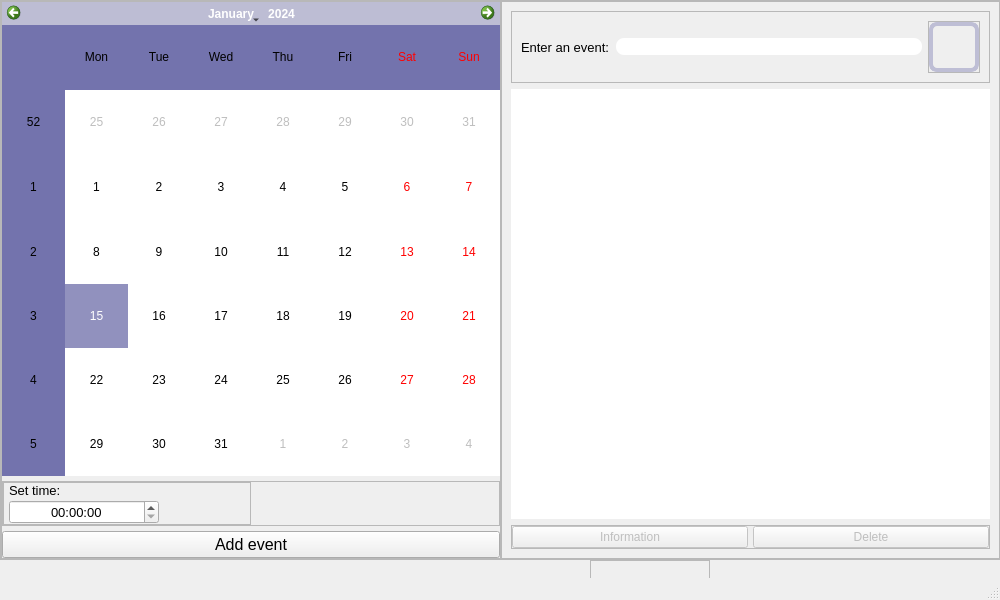
Qt form UI/calendar.ui (TmT4elovek/Everyday-Application) before a commit.
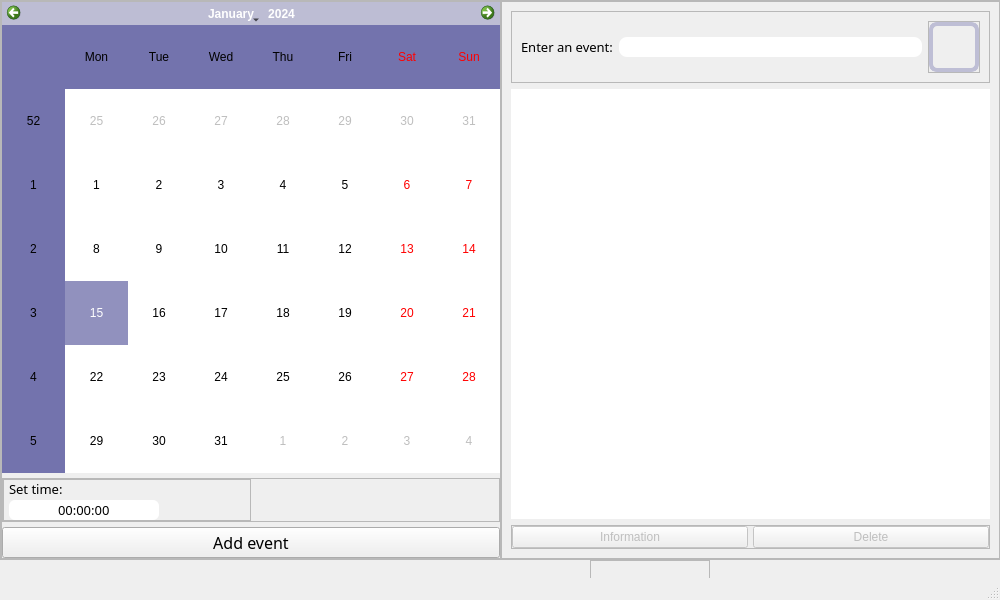
The same form after that commit. Icons and pictures are not drawn.

```diff
--- a/UI/calendar.ui
+++ b/UI/calendar.ui
@@ -171,9 +171,16 @@
                <widget class="QLabel" name="label_2">
                 <property name="font">
                  <font>
+                  <family>Segoe UI Black</family>
                   <pointsize>10</pointsize>
+                  <weight>10</weight>
+                  <italic>false</italic>
+                  <bold>false</bold>
                  </font>
                 </property>
+                <property name="styleSheet">
+                 <string notr="true">font: 87 10pt &quot;Segoe UI Black&quot;;</string>
+                </property>
                 <property name="text">
                  <string>Set time:</string>
                 </property>
@@ -189,12 +196,27 @@
                 </property>
                 <property name="font">
                  <font>
+                  <family>Segoe UI Black</family>
                   <pointsize>10</pointsize>
+                  <weight>10</weight>
+                  <italic>false</italic>
+                  <bold>false</bold>
                  </font>
                 </property>
+                <property name="styleSheet">
+                 <string notr="true">font: 87 10pt &quot;Segoe UI Black&quot;;
+border-radius: 6px;
+</string>
+                </property>
                 <property name="alignment">
                  <set>Qt::AlignCenter</set>
                 </property>
+                <property name="buttonSymbols">
+                 <enum>QAbstractSpinBox::NoButtons</enum>
+                </property>
+                <property name="currentSection">
+                 <enum>QDateTimeEdit::HourSection</enum>
+                </property>
                </widget>
               </item>
              </layout>
@@ -228,7 +250,11 @@
           </property>
           <property name="font">
            <font>
+            <family>Segoe UI Black</family>
             <pointsize>12</pointsize>
+            <weight>10</weight>
+            <italic>false</italic>
+            <bold>false</bold>
            </font>
           </property>
           <property name="cursor">
@@ -270,9 +296,16 @@
             <widget class="QLabel" name="label">
              <property name="font">
               <font>
+               <family>Segoe UI Black</family>
                <pointsize>10</pointsize>
+               <weight>10</weight>
+               <italic>false</italic>
+               <bold>false</bold>
               </font>
              </property>
+             <property name="styleSheet">
+              <string notr="true">font: 87 10pt &quot;Segoe UI Black&quot;;</string>
+             </property>
              <property name="text">
               <string>Enter an event:</string>
              </property>
@@ -282,7 +315,11 @@
             <widget class="QLineEdit" name="event_edit">
              <property name="font">
               <font>
+               <family>Segoe UI Black</family>
                <pointsize>10</pointsize>
+               <weight>10</weight>
+               <italic>false</italic>
+               <bold>false</bold>
               </font>
              </property>
              <property name="styleSheet">
```
Left out of the diff: 29 changed lines with no effect on the pictures.
